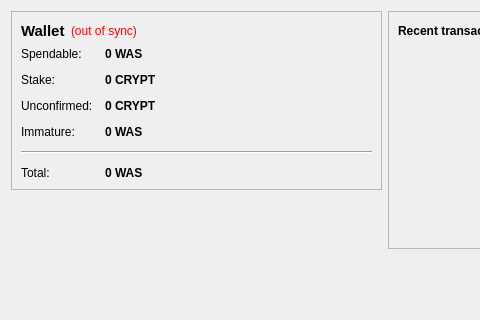
WeAreSatoshi/WeAreSatoshi2, file src/qt/forms/overviewpage.ui: the form before one commit; both pictures show x 0 to 480 and y 0 to 320 of the 770 by 487 pixel window.
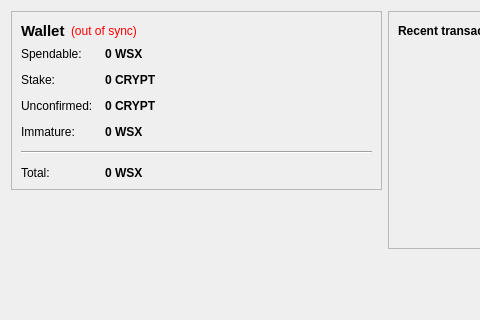
The form after the commit. Icons and pictures are not drawn.

Commit message: Change ticker from WAS to WSX

Diff of the .ui file:
```diff
--- a/src/qt/forms/overviewpage.ui
+++ b/src/qt/forms/overviewpage.ui
@@ -105,7 +105,7 @@
              <string>Your current spendable balance</string>
             </property>
             <property name="text">
-             <string notr="true">0 WAS</string>
+             <string notr="true">0 WSX</string>
             </property>
             <property name="textInteractionFlags">
              <set>Qt::LinksAccessibleByMouse|Qt::TextSelectableByKeyboard|Qt::TextSelectableByMouse</set>
@@ -189,7 +189,7 @@
              <string>Mined balance that has not yet matured</string>
             </property>
             <property name="text">
-             <string notr="true">0 WAS</string>
+             <string notr="true">0 WSX</string>
             </property>
             <property name="textInteractionFlags">
              <set>Qt::LinksAccessibleByMouse|Qt::TextSelectableByKeyboard|Qt::TextSelectableByMouse</set>
@@ -225,7 +225,7 @@
              <string>Your current total balance</string>
             </property>
             <property name="text">
-             <string notr="true">0 WAS</string>
+             <string notr="true">0 WSX</string>
             </property>
             <property name="textInteractionFlags">
              <set>Qt::LinksAccessibleByMouse|Qt::TextSelectableByKeyboard|Qt::TextSelectableByMouse</set>
```
The commit also changes 2 other files.
